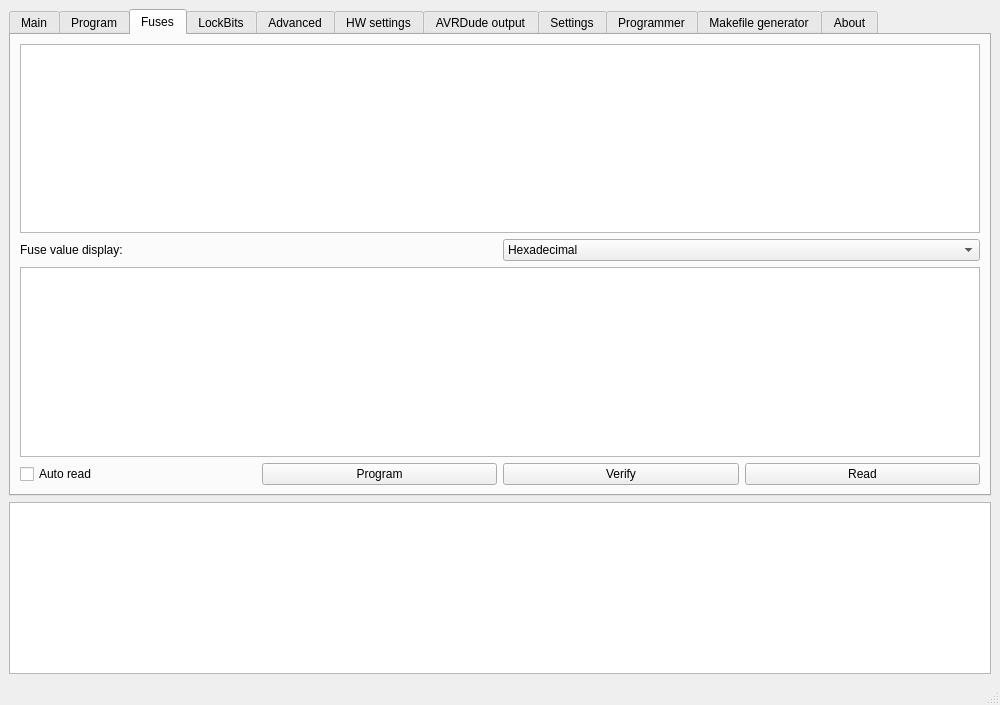
Old version of the form qavrdude/mainwindow.ui in the repository martonmiklos/avrdude-qt-gui.
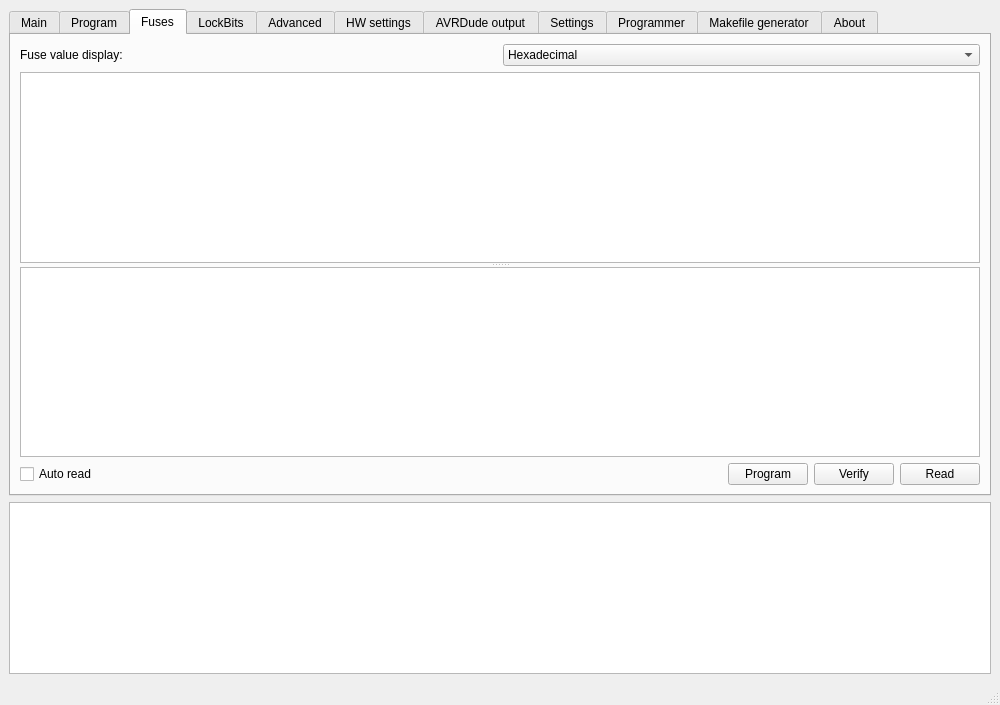
New version of the form. The open tabs and pages were chosen to show the change. Icons and pictures are not drawn. Custom widgets are drawn as their Qt base class.

Commit message: splitter layout added

```diff
--- a/qavrdude/mainwindow.ui
+++ b/qavrdude/mainwindow.ui
@@ -314,44 +314,17 @@
        <attribute name="title">
         <string>Fuses</string>
        </attribute>
-       <layout class="QGridLayout" name="gridLayout_11">
-        <item row="0" column="0" colspan="2">
-         <widget class="QTableView" name="tableViewFuses">
-          <property name="sizePolicy">
-           <sizepolicy hsizetype="Expanding" vsizetype="Expanding">
-            <horstretch>0</horstretch>
-            <verstretch>0</verstretch>
-           </sizepolicy>
-          </property>
-          <property name="autoFillBackground">
-           <bool>true</bool>
-          </property>
-          <attribute name="horizontalHeaderStretchLastSection">
-           <bool>true</bool>
-          </attribute>
-         </widget>
-        </item>
-        <item row="3" column="0" colspan="2">
-         <widget class="QTableView" name="tableViewFuseFields">
-          <property name="sizePolicy">
-           <sizepolicy hsizetype="Preferred" vsizetype="Preferred">
-            <horstretch>0</horstretch>
-            <verstretch>0</verstretch>
-           </sizepolicy>
-          </property>
-          <attribute name="horizontalHeaderStretchLastSection">
-           <bool>true</bool>
-          </attribute>
-         </widget>
-        </item>
-        <item row="2" column="0">
+       <layout class="QVBoxLayout" name="verticalLayout_7">
+        <item>
+         <layout class="QHBoxLayout" name="horizontalLayout_6">
+          <item>
          <widget class="QLabel" name="labelFuseBiDisplaymode">
           <property name="text">
            <string>Fuse value display:</string>
           </property>
          </widget>
         </item>
-        <item row="2" column="1">
+          <item>
          <widget class="QComboBox" name="comboBoxFuseDisplaymode">
           <item>
            <property name="text">
@@ -370,7 +343,41 @@
           </item>
          </widget>
         </item>
-        <item row="4" column="0" colspan="2">
+         </layout>
+        </item>
+        <item>
+         <widget class="QSplitter" name="splitter">
+          <property name="orientation">
+           <enum>Qt::Vertical</enum>
+          </property>
+          <widget class="QTableView" name="tableViewFuses">
+           <property name="sizePolicy">
+            <sizepolicy hsizetype="Expanding" vsizetype="Expanding">
+             <horstretch>0</horstretch>
+             <verstretch>0</verstretch>
+            </sizepolicy>
+           </property>
+           <property name="autoFillBackground">
+            <bool>true</bool>
+           </property>
+           <attribute name="horizontalHeaderStretchLastSection">
+            <bool>true</bool>
+           </attribute>
+          </widget>
+          <widget class="QTableView" name="tableViewFuseFields">
+           <property name="sizePolicy">
+            <sizepolicy hsizetype="Preferred" vsizetype="Preferred">
+             <horstretch>0</horstretch>
+             <verstretch>0</verstretch>
+            </sizepolicy>
+           </property>
+           <attribute name="horizontalHeaderStretchLastSection">
+            <bool>true</bool>
+           </attribute>
+          </widget>
+         </widget>
+        </item>
+        <item>
          <layout class="QHBoxLayout" name="horizontalLayout_4">
           <property name="bottomMargin">
            <number>0</number>
@@ -382,6 +389,19 @@
             </property>
            </widget>
           </item>
+          <item>
+           <spacer name="horizontalSpacer_4">
+            <property name="orientation">
+             <enum>Qt::Horizontal</enum>
+            </property>
+            <property name="sizeHint" stdset="0">
+             <size>
+              <width>40</width>
+              <height>20</height>
+             </size>
+            </property>
+           </spacer>
+          </item>
           <item>
            <widget class="QPushButton" name="pushButtonProgramFuses">
             <property name="text">
```
Left out of the diff: 13 changed lines with no effect on the pictures. Lines whose indentation alone changed are shown as unchanged. The commit also changes 4 other files.
